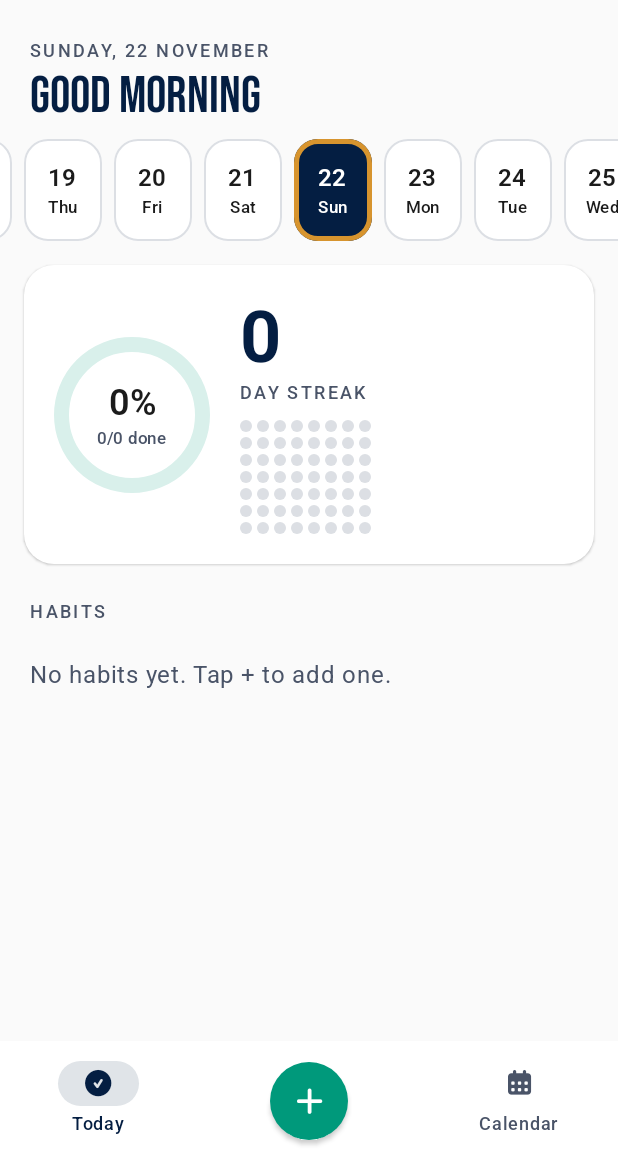
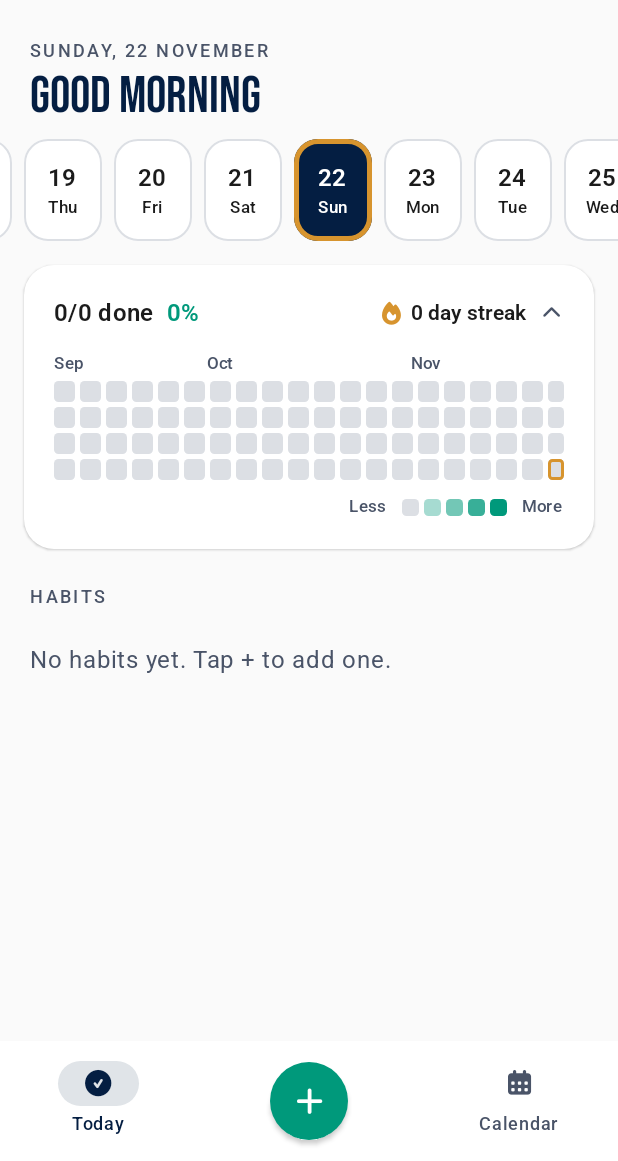
Before and after one commit to sito8943/FocusHabit, an Android app built with Jetpack Compose: the screen it shows after launch (MainActivity), on a phone screen of 412 x 824 dp, the part 75-1236 px from its top. Run offline under Robolectric (Android 15) with nearby library versions, the phone set to English and light mode, and no system bars; our stand-ins replace Room's generated code.

Commit message:
feat: collapsible progress with a 4-row GitHub-style heatmap
Replaces the ring + dots card on Today: the header always shows "n/m done",
the percentage and the day streak with its flame; expanded, a contribution
map (4 rows, as many columns as fit, month labels, Less/More legend, today
ringed in gold) of how complete each day was.

Co-Authored-By: Claude Opus 5.5 <noreply@anthropic.com>
Claude-Session: https://claude.ai/code/session_019dUnLZxUam22sEbepk4PUe

```diff
--- a/app/src/main/java/dev/sito8943/focushabit/core/icons/FaIcons.kt
+++ b/app/src/main/java/dev/sito8943/focushabit/core/icons/FaIcons.kt
@@ -108,6 +108,7 @@ fun FaGlyph(
 object Fa {
     const val ChevronLeft = "chevron-left"
     const val ChevronRight = "chevron-right"
+    const val ChevronDown = "chevron-down"
     const val Plus = "plus"
     const val Close = "xmark"
     const val Minus = "minus"
--- a/app/src/main/java/dev/sito8943/focushabit/feature/today/TodayScreen.kt
+++ b/app/src/main/java/dev/sito8943/focushabit/feature/today/TodayScreen.kt
@@ -1,6 +1,11 @@
 package dev.sito8943.focushabit.feature.today
 
 import androidx.compose.foundation.BorderStroke
+import androidx.compose.animation.AnimatedVisibility
+import androidx.compose.animation.core.animateFloatAsState
+import androidx.compose.ui.draw.rotate
+import dev.sito8943.focushabit.ui.patterns.HeatLegend
+import dev.sito8943.focushabit.ui.patterns.Heatmap
 import androidx.compose.foundation.background
 import androidx.compose.foundation.border
 import androidx.compose.foundation.clickable
@@ -66,9 +71,7 @@ import dev.sito8943.focushabit.R
 import dev.sito8943.focushabit.core.icons.Fa
 import dev.sito8943.focushabit.core.icons.FaIcon
 import dev.sito8943.focushabit.ui.patterns.Celebration
-import dev.sito8943.focushabit.ui.patterns.DotGrid
 import dev.sito8943.focushabit.ui.patterns.FocusCard
-import dev.sito8943.focushabit.ui.patterns.ProgressRing
 import dev.sito8943.focushabit.ui.patterns.SectionLabel
 import dev.sito8943.focushabit.ui.patterns.TitleText
 import dev.sito8943.focushabit.ui.theme.FocusColors
@@ -112,7 +115,7 @@ fun TodayScreen(
         ) {
             item(key = "header") { DayHeader(state, onBackToToday) }
             item(key = "strip") { WeekStrip(state, onSelectDay) }
-            item(key = "hero") { HeroCard(state, Modifier.padding(horizontal = 16.dp, vertical = 6.dp)) }
+            item(key = "hero") { ProgressAccordion(state, Modifier.padding(horizontal = 16.dp, vertical = 6.dp)) }
             item(key = "label") {
                 SectionLabel(
                     stringResource(R.string.today_habits),
@@ -276,42 +279,63 @@ private fun WeekStrip(state: TodayUiState, onSelect: (LocalDate) -> Unit) {
     }
 }
 
-/** Day progress ring and overall streak with the last weeks as dots. */
+/**
+ * Collapsible summary: "n/m · %" and the perfect-days streak always visible;
+ * expanded, a 4-row GitHub-style map of how complete each day was.
+ */
 @Composable
-private fun HeroCard(state: TodayUiState, modifier: Modifier = Modifier) {
+private fun ProgressAccordion(state: TodayUiState, modifier: Modifier = Modifier) {
+    var expanded by rememberSaveable { mutableStateOf(true) }
+    val rotation by animateFloatAsState(if (expanded) 180f else 0f, label = "chevron")
     FocusCard(modifier.fillMaxWidth()) {
-        Row(verticalAlignment = Alignment.CenterVertically) {
-            ProgressRing(progress = state.progress, size = 104.dp) {
-                Column(horizontalAlignment = Alignment.CenterHorizontally) {
+        Row(
+            Modifier
+                .fillMaxWidth()
+                .clip(RoundedCornerShape(12.dp))
+                .clickable(role = Role.Button) { expanded = !expanded },
+            verticalAlignment = Alignment.CenterVertically,
+        ) {
+            Text(
+                stringResource(R.string.today_summary, state.doneCount, state.dueCount),
+                style = MaterialTheme.typography.titleMedium,
+                fontWeight = FontWeight.SemiBold,
+            )
+            Spacer(Modifier.width(8.dp))
             Text(
                 stringResource(R.string.today_percent, (state.progress * 100).roundToInt()),
-                        style = MaterialTheme.typography.headlineSmall,
+                style = MaterialTheme.typography.titleMedium,
+                color = MaterialTheme.colorScheme.primary,
                 fontWeight = FontWeight.SemiBold,
             )
+            Spacer(Modifier.weight(1f))
+            FaIcon(Fa.Fire, contentDescription = null, Modifier.size(18.dp), tint = FocusColors.Today)
+            Spacer(Modifier.width(4.dp))
             Text(
-                        stringResource(R.string.today_summary, state.doneCount, state.dueCount),
-                        style = MaterialTheme.typography.labelSmall,
-                        color = MaterialTheme.colorScheme.onSurfaceVariant,
+                pluralStringResource(R.plurals.hero_streak_days, state.perfectStreak, state.perfectStreak),
+                style = MaterialTheme.typography.titleSmall,
+                fontWeight = FontWeight.SemiBold,
+            )
+            Spacer(Modifier.width(8.dp))
+            FaIcon(
+                Fa.ChevronDown,
+                contentDescription = stringResource(if (expanded) R.string.common_collapse else R.string.common_expand),
+                Modifier.size(16.dp).rotate(rotation),
+                tint = MaterialTheme.colorScheme.onSurfaceVariant,
             )
         }
-            }
-            Spacer(Modifier.width(20.dp))
-            Column(Modifier.weight(1f)) {
-                Text(
-                    state.perfectStreak.toString(),
-                    fontSize = 48.sp,
-                    lineHeight = 48.sp,
-                    fontWeight = FontWeight.Bold,
-                    color = MaterialTheme.colorScheme.tertiary,
+        AnimatedVisibility(expanded) {
+            Column(Modifier.padding(top = 14.dp)) {
+                Heatmap(
+                    end = state.today,
+                    value = { state.completion[it] },
+                    today = state.today,
+                    todayColor = FocusColors.Today,
                 )
-                SectionLabel(stringResource(R.string.hero_day_streak))
                 Spacer(Modifier.height(10.dp))
-                DotGrid(
-                    end = state.today,
-                    weeks = 8,
-                    value = { state.completion[it] ?: 0f },
-                    dot = 8.dp,
-                    gap = 3.dp,
+                HeatLegend(
+                    less = stringResource(R.string.heat_less),
+                    more = stringResource(R.string.heat_more),
+                    modifier = Modifier.align(Alignment.End),
                 )
             }
         }
--- /dev/null
+++ b/app/src/main/java/dev/sito8943/focushabit/ui/patterns/Heatmap.kt
@@ -0,0 +1,124 @@
+package dev.sito8943.focushabit.ui.patterns
+
+import androidx.compose.foundation.background
+import androidx.compose.foundation.border
+import androidx.compose.foundation.layout.Arrangement
+import androidx.compose.foundation.layout.Box
+import androidx.compose.foundation.layout.BoxWithConstraints
+import androidx.compose.foundation.layout.Column
+import androidx.compose.foundation.layout.Row
+import androidx.compose.foundation.layout.Spacer
+import androidx.compose.foundation.layout.fillMaxWidth
+import androidx.compose.foundation.layout.height
+import androidx.compose.foundation.layout.padding
+import androidx.compose.foundation.layout.size
+import androidx.compose.foundation.layout.width
+import androidx.compose.foundation.shape.RoundedCornerShape
+import androidx.compose.material3.MaterialTheme
+import androidx.compose.material3.Text
+import androidx.compose.runtime.Composable
+import androidx.compose.ui.Alignment
+import androidx.compose.ui.Modifier
+import androidx.compose.ui.graphics.Color
+import androidx.compose.ui.text.style.TextOverflow
+import androidx.compose.ui.unit.Dp
+import androidx.compose.ui.unit.dp
+import java.time.LocalDate
+import java.time.format.TextStyle
+import java.util.Locale
+
+/** GitHub-like intensity: 0 = nothing, 4 = everything due was done. */
+fun heatLevel(value: Float?): Int = when {
+    value == null || value <= 0f -> 0
+    value < 0.34f -> 1
+    value < 0.67f -> 2
+    value < 1f -> 3
+    else -> 4
+}
+
+/**
+ * Contribution-style grid with [rows] rows. Days run top to bottom, then to the
+ * next column, ending at [end] in the bottom-right cell; as many columns as fit
+ * the width. Month names go over the column where a month starts.
+ */
+@Composable
+fun Heatmap(
+    end: LocalDate,
+    value: (LocalDate) -> Float?,
+    modifier: Modifier = Modifier,
+    rows: Int = 4,
+    cell: Dp = 14.dp,
+    gap: Dp = 3.dp,
+    color: Color = MaterialTheme.colorScheme.primary,
+    empty: Color = MaterialTheme.colorScheme.outlineVariant,
+    today: LocalDate? = null,
+    todayColor: Color = MaterialTheme.colorScheme.secondary,
+) {
+    val locale = Locale.getDefault()
+    BoxWithConstraints(modifier.fillMaxWidth()) {
+        val columns = ((maxWidth + gap) / (cell + gap)).toInt().coerceAtLeast(1)
+        val first = end.minusDays((columns * rows - 1).toLong())
+        fun dayAt(column: Int, row: Int): LocalDate = first.plusDays((column * rows + row).toLong())
+
+        Column(verticalArrangement = Arrangement.spacedBy(gap)) {
+            // Month labels: on the column holding the 1st, if there is room since the last one.
+            Box(Modifier.fillMaxWidth().height(16.dp)) {
+                var lastLabel = -10
+                for (column in 0 until columns) {
+                    val days = (0 until rows).map { dayAt(column, it) }
+                    val starts = days.firstOrNull { it.dayOfMonth == 1 } ?: (if (column == 0) days.first() else null)
+                    if (starts != null && column - lastLabel >= 3) {
+                        lastLabel = column
+                        Text(
+                            starts.month.getDisplayName(TextStyle.SHORT, locale).trimEnd('.').replaceFirstChar { it.titlecase(locale) },
+                            modifier = Modifier.padding(start = (cell + gap) * column),
+                            style = MaterialTheme.typography.labelSmall,
+                            color = MaterialTheme.colorScheme.onSurfaceVariant,
+                            maxLines = 1,
+                            overflow = TextOverflow.Clip,
+                        )
+                    }
+                }
+            }
+            for (row in 0 until rows) {
+                Row(horizontalArrangement = Arrangement.spacedBy(gap)) {
+                    for (column in 0 until columns) {
+                        val day = dayAt(column, row)
+                        HeatCell(heatLevel(value(day)), color, empty, cell, if (day == today) todayColor else null)
+                    }
+                }
+            }
+        }
+    }
+}
+
+@Composable
+private fun HeatCell(level: Int, color: Color, empty: Color, size: Dp, ring: Color?) {
+    val fill = if (level == 0) empty else color.copy(alpha = LEVEL_ALPHA[level])
+    Box(
+        Modifier
+            .size(size)
+            .background(fill, RoundedCornerShape(3.dp))
+            .then(if (ring != null) Modifier.border(2.dp, ring, RoundedCornerShape(3.dp)) else Modifier),
+    )
+}
+
+/** "Less ▢▢▢▢▢ More". */
+@Composable
+fun HeatLegend(
+    less: String,
+    more: String,
+    modifier: Modifier = Modifier,
+    color: Color = MaterialTheme.colorScheme.primary,
+    empty: Color = MaterialTheme.colorScheme.outlineVariant,
+) {
+    Row(modifier, verticalAlignment = Alignment.CenterVertically, horizontalArrangement = Arrangement.spacedBy(3.dp)) {
+        Text(less, style = MaterialTheme.typography.labelSmall, color = MaterialTheme.colorScheme.onSurfaceVariant)
+        Spacer(Modifier.width(3.dp))
+        for (level in 0..4) HeatCell(level, color, empty, 11.dp, null)
+        Spacer(Modifier.width(3.dp))
+        Text(more, style = MaterialTheme.typography.labelSmall, color = MaterialTheme.colorScheme.onSurfaceVariant)
+    }
+}
+
+private val LEVEL_ALPHA = floatArrayOf(0f, 0.35f, 0.55f, 0.78f, 1f)
--- a/app/src/main/java/dev/sito8943/focushabit/ui/patterns/Patterns.kt
+++ b/app/src/main/java/dev/sito8943/focushabit/ui/patterns/Patterns.kt
@@ -61,32 +61,6 @@ fun SectionLabel(text: String, modifier: Modifier = Modifier, color: Color = Mat
     )
 }
 
-/** Day progress ring; animates when a habit is checked. */
-@Composable
-fun ProgressRing(
-    progress: Float,
-    modifier: Modifier = Modifier,
-    size: Dp = 96.dp,
-    stroke: Dp = 10.dp,
-    color: Color = MaterialTheme.colorScheme.primary,
-    track: Color = MaterialTheme.colorScheme.primaryContainer,
-    content: @Composable () -> Unit,
-) {
-    val animated by animateFloatAsState(progress.coerceIn(0f, 1f), label = "progress")
-    Box(modifier.size(size), contentAlignment = Alignment.Center) {
-        Canvas(Modifier.fillMaxSize()) {
-            val width = stroke.toPx()
-            val style = Stroke(width = width, cap = StrokeCap.Round)
-            val inset = width / 2
-            val arcSize = androidx.compose.ui.geometry.Size(this.size.width - width, this.size.height - width)
-            val topLeft = androidx.compose.ui.geometry.Offset(inset, inset)
-            drawArc(track, 0f, 360f, false, topLeft, arcSize, style = Stroke(width))
-            if (animated > 0f) drawArc(color, -90f, 360f * animated, false, topLeft, arcSize, style = style)
-        }
-        content()
-    }
-}
-
 /**
  * GitHub-style grid: one column per week (Monday on top), ending with the week
  * of [end]. [value] is 0..1; days after [end] are not drawn.
--- a/app/src/main/res/values/strings.xml
+++ b/app/src/main/res/values/strings.xml
@@ -45,7 +45,6 @@
     <string name="day_tomorrow">Tomorrow</string>
     <string name="today_habits">Habits</string>
     <string name="today_percent">%1$d%%</string>
-    <string name="hero_day_streak">Day streak</string>
     <string name="habit_no_streak">No streak yet</string>
     <string name="habit_state_done">Done</string>
     <string name="habit_state_pending">Not done</string>
@@ -137,4 +136,12 @@
         <item quantity="one">%1$d clean day</item>
         <item quantity="other">%1$d clean days</item>
     </plurals>
+    <string name="heat_less">Less</string>
+    <string name="heat_more">More</string>
+    <string name="common_expand">Expand</string>
+    <string name="common_collapse">Collapse</string>
+    <plurals name="hero_streak_days">
+        <item quantity="one">%1$d day streak</item>
+        <item quantity="other">%1$d day streak</item>
+    </plurals>
 </resources>
```
Also changed, not shown: 1 other file. Lines whose indentation alone changed are shown as unchanged.
